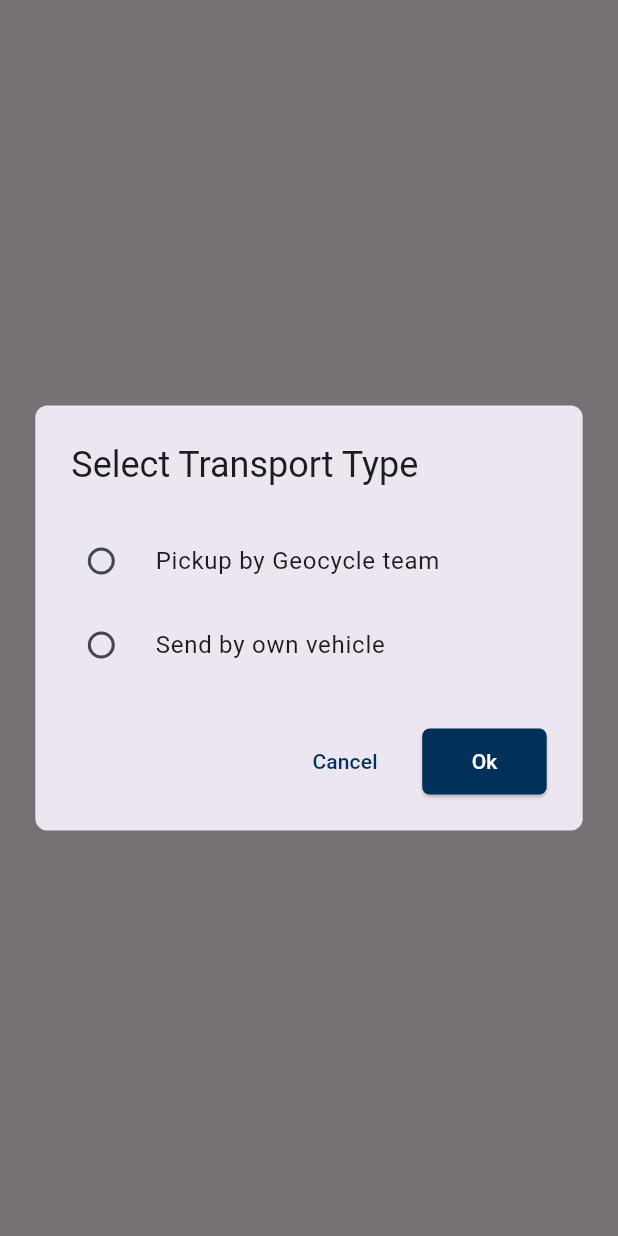
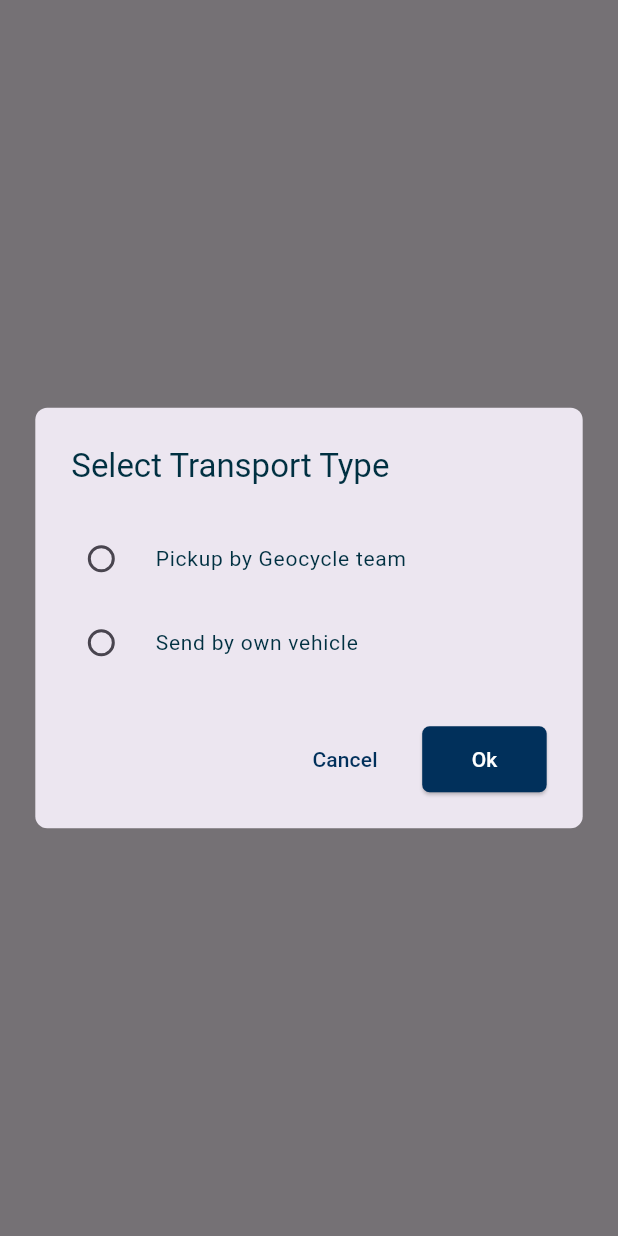
Before and after one commit to HasanAlHridoy/leveor-test, a Flutter app: the screen it shows after launch, after a tap on "Open Dialog", on a phone screen of 412 x 824 dp. Run offline on Flutter 3.47's test engine with Material 3 defaults, Android fonts, the phone set to English and light mode, and no system bars.

Commit message:
Configured Dialog typography

```diff
--- a/lib/widgets/dialog_card_widget.dart
+++ b/lib/widgets/dialog_card_widget.dart
@@ -19,7 +19,10 @@
       shape: RoundedRectangleBorder(
         borderRadius: BorderRadius.circular(8.0),
       ),
-      title: Text('Select Transport Type'),
+      title: Text(
+        'Select Transport Type',
+        style: AppStyles.bodyLarge,
+      ),
       content: SizedBox(
         width: MediaQuery.of(context).size.width / 1.3,
         height: MediaQuery.of(context).size.height / 6.9,
@@ -28,9 +31,11 @@
           crossAxisAlignment: CrossAxisAlignment.start,
           children: [
             RadioListTile(
-              title: Text('Pickup by Geocycle team'),
+              title: Text(
+                'Pickup by Geocycle team',
+                style: AppStyles.bodySmall,
+              ),
               activeColor: AppColors.buttonColor,
-              fillColor: WidgetStateProperty.all<Color>(AppColors.buttonInactiveColor),
               contentPadding: EdgeInsets.zero,
               value: 1,
               groupValue: selectedValue,
@@ -40,7 +45,10 @@
               },
             ),
             RadioListTile(
-              title: Text('Send by own vehicle'),
+              title: Text(
+                'Send by own vehicle',
+                style: AppStyles.bodySmall,
+              ),
               activeColor: AppColors.buttonColor,
               contentPadding: EdgeInsets.zero,
               value: 2,
@@ -58,11 +66,16 @@
           height: 44,
           width: 87,
           child: TextButton(
-            style: AppStyles.buttonStyle.copyWith(backgroundColor: WidgetStateProperty.all<Color>(Colors.transparent), foregroundColor: MaterialStateProperty.all<Color>(AppColors.buttonColor)),
+            style: AppStyles.buttonStyle.copyWith(
+                backgroundColor: MaterialStateProperty.all<Color>(Colors.transparent),
+                foregroundColor: MaterialStateProperty.all<Color>(AppColors.buttonColor)),
             onPressed: () {
               // Handle action button 1 press
             },
-            child: Text('Cancel'),
+            child: Text(
+              'Cancel',
+              style: AppStyles.bodySmallForButton1,
+            ),
           ),
         ),
         SizedBox(
@@ -71,7 +84,10 @@
           child: ElevatedButton(
             onPressed: () {},
             style: AppStyles.buttonStyle,
-            child: const Text('Ok'),
+            child: Text(
+              'Ok',
+              style: AppStyles.bodySmallForButton2,
+            ),
           ),
         ),
       ],
```
